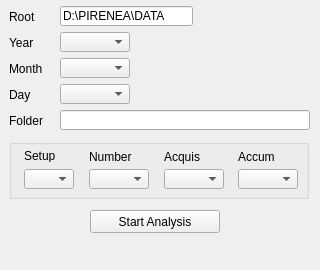
This is src/gui/data_selector_qt.ui in pirenea-irap/sofa as Qt 5 draws it before an edit. The edited form follows.
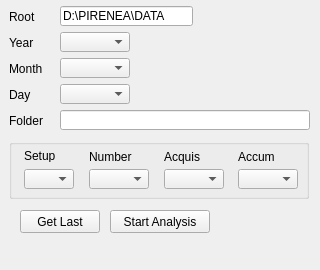
This is the edited form.

Commit message: Fix #12. Button "Get Last" added.

The edit to the form file:
```diff
--- a/src/gui/data_selector_qt.ui
+++ b/src/gui/data_selector_qt.ui
@@ -154,9 +154,9 @@
    <widget class="QPushButton" name="pushButton_StartAnalysis">
     <property name="geometry">
      <rect>
-      <x>90</x>
+      <x>110</x>
       <y>210</y>
-      <width>130</width>
+      <width>100</width>
       <height>23</height>
      </rect>
     </property>
@@ -388,6 +388,19 @@
      <number>15</number>
     </property>
    </widget>
+   <widget class="QPushButton" name="pushButton_GetLast">
+    <property name="geometry">
+     <rect>
+      <x>20</x>
+      <y>210</y>
+      <width>80</width>
+      <height>23</height>
+     </rect>
+    </property>
+    <property name="text">
+     <string>Get Last</string>
+    </property>
+   </widget>
   </widget>
  </widget>
  <resources/>
```
The commit also changes 2 other files.
